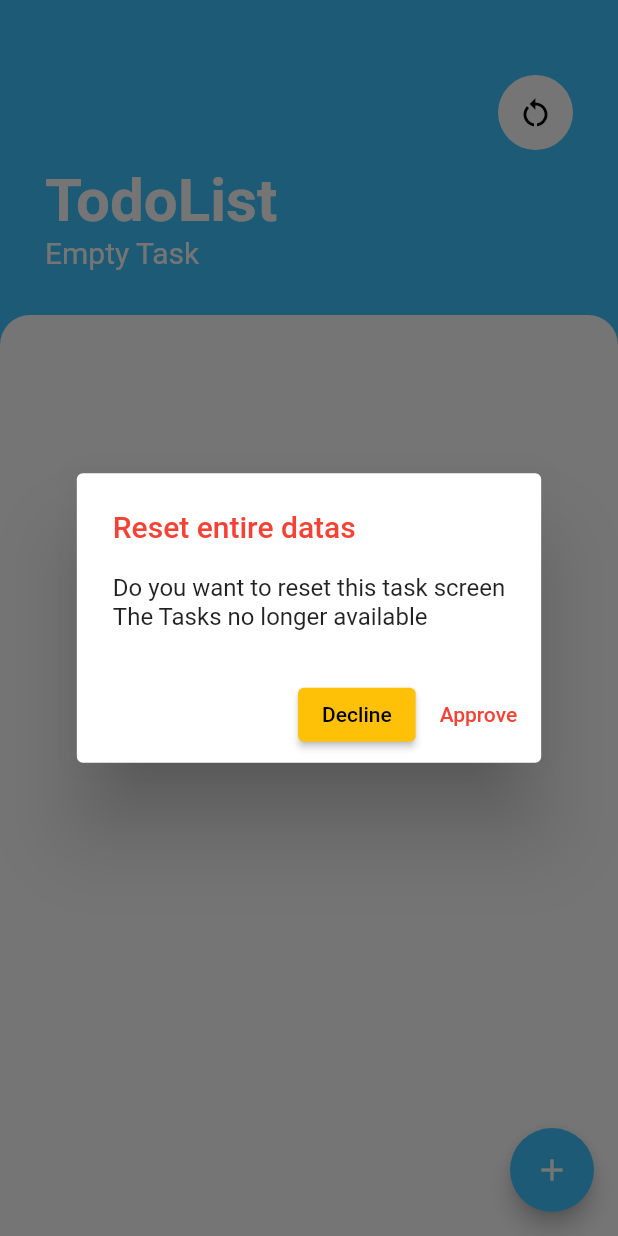
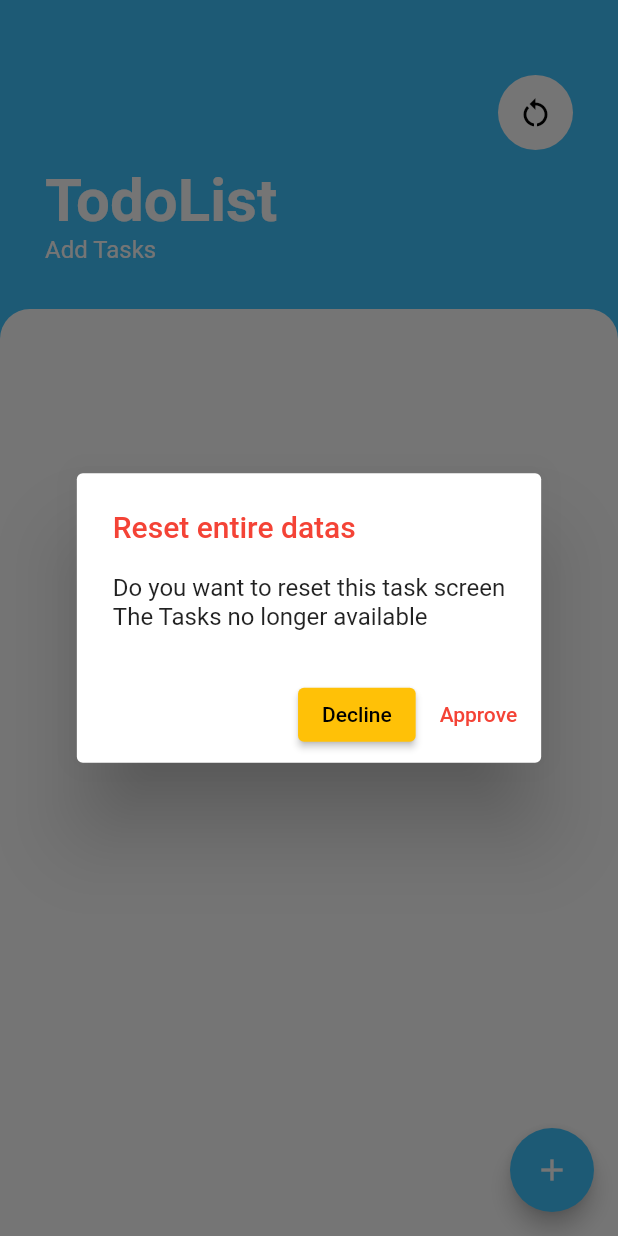
Before and after one commit to IrshadSTX/to_do_list, a Flutter app: the screen it shows after launch, after a tap on the "restart alt" icon, on a phone screen of 412 x 824 dp. Run offline on Flutter 3.47's test engine with Material 2 defaults, Android fonts, the phone set to English and light mode, and no system bars; our stand-ins replace hive_flutter; accounts and stored records are empty.

Commit message:
completed1

```diff
--- /dev/null
+++ b/lib/controller/provider/todo_provider.dart
@@ -0,0 +1,3 @@
+import 'package:flutter/material.dart';
+
+class ToDoProvider with ChangeNotifier {}
--- a/lib/model/db/db_functions.dart
+++ b/lib/model/db/db_functions.dart
@@ -15,7 +15,6 @@ class FunctionDB with ChangeNotifier {
     toDoList.add(value);
     todoNameController.clear();
     todoSubNameController.clear();
-    print('listening1');
     notifyListeners();
     getAllToDo();
   }
--- a/lib/view/add_task_screen.dart
+++ b/lib/view/add_task_screen.dart
@@ -113,7 +113,7 @@ class AddTaskScreen extends StatelessWidget {
 
     final todo = ToDoModel(
         todoName: todoName, todoSubName: todoSubName, complete: false);
-    print('adding place');
+
     Provider.of<FunctionDB>(context, listen: false).addToDo(todo);
   }
 }
--- a/lib/view/to_do_screen.dart
+++ b/lib/view/to_do_screen.dart
@@ -106,11 +106,11 @@ class ToDoScreen extends StatelessWidget {
                   Consumer<FunctionDB>(builder: (context, value, child) {
                     return Text(
                       value.toDoList.isEmpty
-                          ? 'Empty Task'
-                          : 'Tasks ${value.toDoList.length} ',
-                      style: TextStyle(
+                          ? 'Add Tasks'
+                          : 'No of Tasks :  ${value.toDoList.length} ',
+                      style: const TextStyle(
                         color: Colors.white,
-                        fontSize: 20,
+                        fontSize: 16,
                       ),
                     );
                   }),
```
